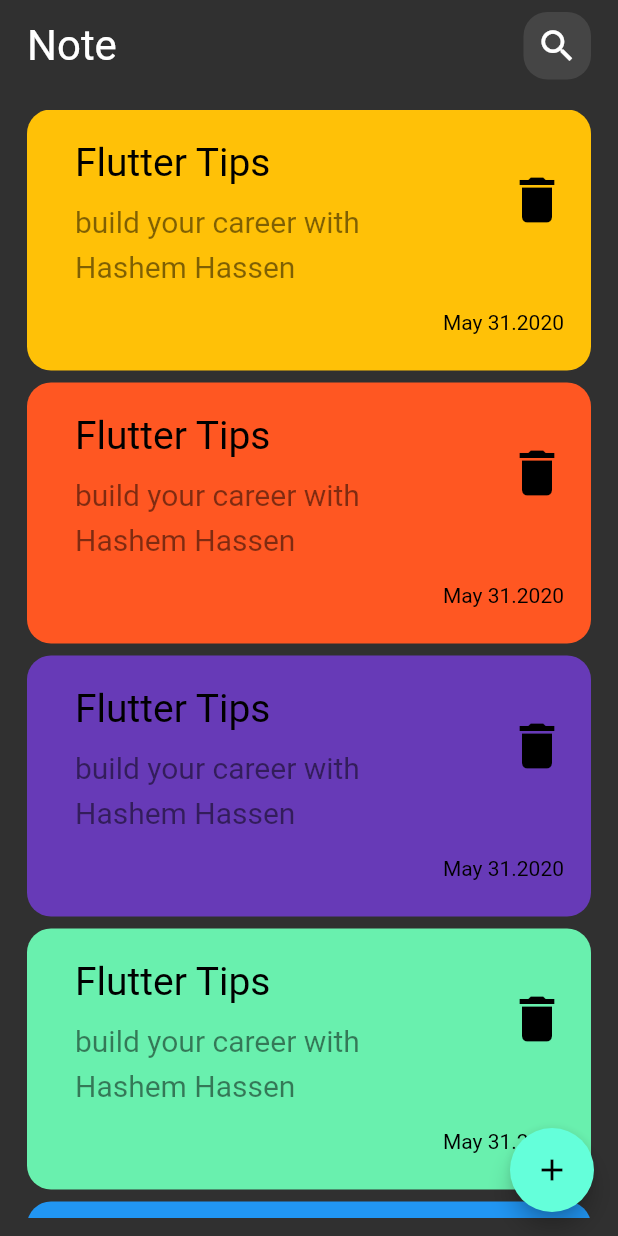
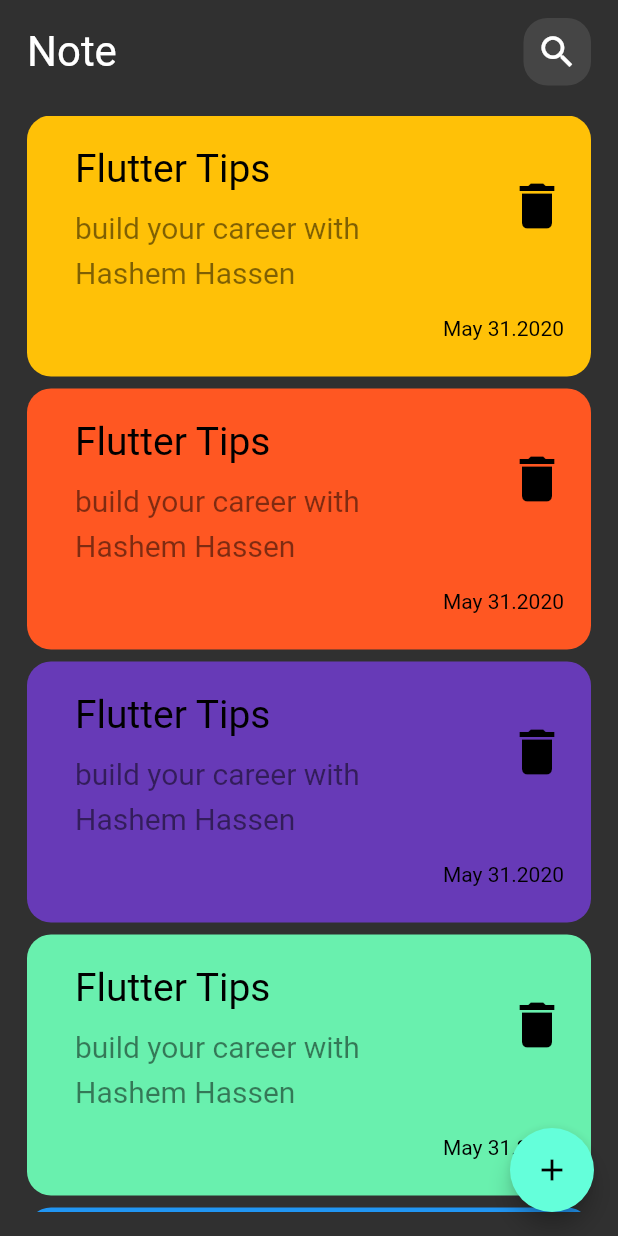
Before and after one commit to hashem2770/note-app, a Flutter app: the screen it shows after launch, on a phone screen of 412 x 824 dp. Run offline on Flutter 3.47's test engine with Material 2 defaults, Android fonts, the phone set to English and light mode, and no system bars.

Commit message:
create note model

```diff
--- a/lib/views/edit_note_view.dart
+++ b/lib/views/edit_note_view.dart
@@ -7,7 +7,7 @@ class EditNoteView extends StatelessWidget {
 
   @override
   Widget build(BuildContext context) {
-    return Scaffold(
+    return const Scaffold(
       body: EditNoteViewBody(),
     );
   }
--- a/lib/views/widgets/notes_view_body.dart
+++ b/lib/views/widgets/notes_view_body.dart
@@ -10,7 +10,7 @@ class NotesViewBody extends StatelessWidget {
   Widget build(BuildContext context) {
     return SafeArea(
       child: Padding(
-        padding: const EdgeInsets.symmetric(horizontal: 18.0),
+        padding: const EdgeInsets.symmetric(horizontal: 18.0,vertical: 4),
         child: Column(
           children: const [
             CustomAppBar(title: 'Note', icon: Icons.search),
--- a/pubspec.yaml
+++ b/pubspec.yaml
@@ -36,6 +36,7 @@ dependencies:
   # Use with the CupertinoIcons class for iOS style icons.
   cupertino_icons: ^1.0.2
   font_awesome_flutter: ^10.4.0
+  hive: ^2.2.3
 
 dev_dependencies:
   flutter_test:
```
Also changed, not shown: lib/models/note_model.dart (added, +13 -0 lines), pubspec.lock.
